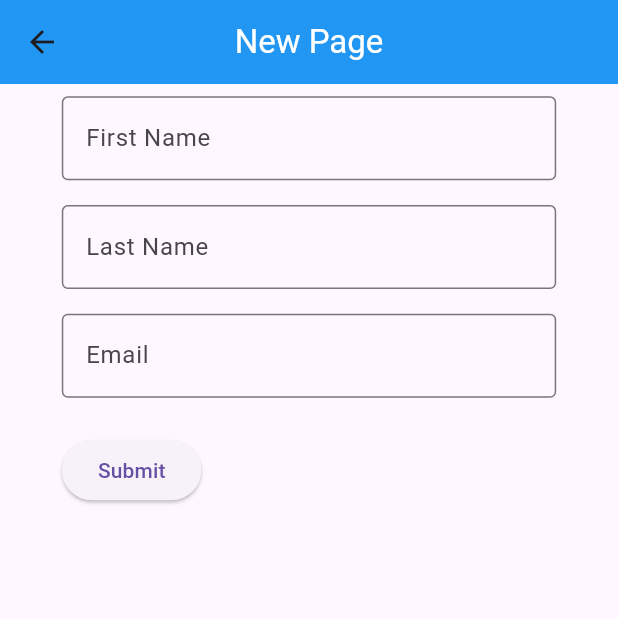
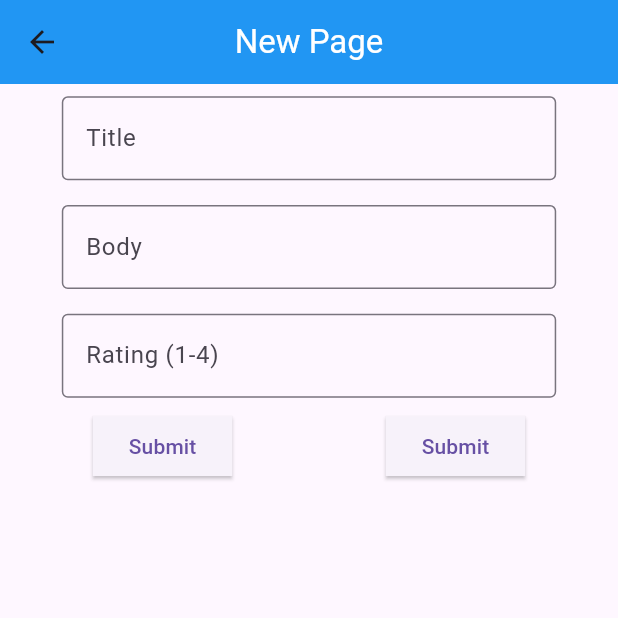
Before and after one commit to Daltonshults/CS492_project_4, a Flutter app: the screen it shows after launch, after a tap on the "add" icon, on a phone screen of 412 x 824 dp, the top half of it. Run offline on Flutter 3.47's test engine with Material 3 defaults, Android fonts, the phone set to English and light mode, and no system bars; our stand-ins replace shared_preferences, sqflite; accounts and stored records are empty.

Commit message:
Working darkmode with form page.

```diff
--- a/lib/main.dart
+++ b/lib/main.dart
@@ -148,6 +148,7 @@ class _MyHomePage extends State<MyHomePage> {
                 CupertinoPageRoute(builder: (context) => NewPage(_isSwitched)),
               );
               // Add your onPressed code here!
+              setState(() {});
             },
             child: Icon(Icons.add),
             backgroundColor: Colors.blue,
--- a/lib/views/FormPage.dart
+++ b/lib/views/FormPage.dart
@@ -1,5 +1,6 @@
 import 'package:flutter/material.dart';
 import 'package:sqflite/sqflite.dart';
+import 'package:flutter/services.dart';
 
 // class NewPage extends StatelessWidget {
 //   final _formKey = GlobalKey<FormState>();
@@ -37,7 +38,12 @@ class NewPage extends StatefulWidget {
 class _NewPageState extends State<NewPage> {
   @override
   Widget build(BuildContext context) {
-    return Scaffold(
+    return Theme(
+      data: ThemeData(
+        brightness: widget._theme! ? Brightness.dark : Brightness.light,
+        primaryColor: widget._theme! ? Colors.lightBlue[800] : Colors.blue,
+      ),
+      child: Scaffold(
         appBar: AppBar(
           centerTitle: true,
           backgroundColor: Colors.blue,
@@ -48,6 +54,7 @@ class _NewPageState extends State<NewPage> {
         ),
         body: Center(
           child: MyJournalForm(),
+        ),
       ),
     );
   }
@@ -68,6 +75,7 @@ class _MyJournalFormState extends State<MyJournalForm> {
     double width = MediaQuery.of(context).size.width;
     double height = MediaQuery.of(context).size.height;
     double hPadding = height * 0.01;
+    double wPadding = width * 0.05;
 
     // Build a Form widget using the _formKey created above.
     return SizedBox(
@@ -83,8 +91,7 @@ class _MyJournalFormState extends State<MyJournalForm> {
               child: TextFormField(
                 decoration: InputDecoration(
                   border: OutlineInputBorder(),
-                  hintText: 'Enter your first name',
-                  labelText: 'First Name',
+                  labelText: 'Title',
                 ),
                 validator: (value) {
                   if (value == null || value.isEmpty) {
@@ -99,8 +106,7 @@ class _MyJournalFormState extends State<MyJournalForm> {
               child: TextFormField(
                 decoration: InputDecoration(
                   border: OutlineInputBorder(),
-                  hintText: 'Enter your last name',
-                  labelText: 'Last Name',
+                  labelText: 'Body',
                 ),
                 validator: (value) {
                   if (value == null || value.isEmpty) {
@@ -115,21 +121,41 @@ class _MyJournalFormState extends State<MyJournalForm> {
               child: TextFormField(
                 decoration: InputDecoration(
                   border: OutlineInputBorder(),
-                  hintText: 'Enter your email',
-                  labelText: 'Email',
+                  labelText: 'Rating (1-4)',
                 ),
+                keyboardType: TextInputType.number,
+                inputFormatters: [
+                  FilteringTextInputFormatter.digitsOnly,
+                  TextInputFormatter.withFunction((oldValue, newValue) {
+                    if (newValue.text.isEmpty) {
+                      return newValue;
+                    }
+                    final int potentialNewValue = int.parse(newValue.text);
+                    if (potentialNewValue >= 1 && potentialNewValue <= 5) {
+                      return newValue;
+                    } else {
+                      return oldValue;
+                    }
+                  }),
+                ],
                 validator: (value) {
                   if (value == null || value.isEmpty) {
-                    return 'Please enter your email';
-                  } else if (!value.contains('@')) {
-                    return 'Please enter a valid email address';
+                    return 'Please enter a number';
+                  } else {
+                    final int potentialValue = int.parse(value);
+                    if (potentialValue < 1 || potentialValue > 4) {
+                      return 'Please enter a number between 1 and 5';
+                    }
                   }
                   return null;
                 },
               ),
             ),
+            Row(
+              mainAxisAlignment: MainAxisAlignment.spaceBetween,
+              children: [
                 Padding(
-              padding: const EdgeInsets.symmetric(vertical: 16.0),
+                  padding: EdgeInsets.only(left: wPadding, right: wPadding),
                   child: ElevatedButton(
                     onPressed: () {
                       // Validate returns true if the form is valid, or false otherwise.
@@ -141,7 +167,30 @@ class _MyJournalFormState extends State<MyJournalForm> {
                       }
                     },
                     child: Text('Submit'),
+                    style: ElevatedButton.styleFrom(
+                        shape: RoundedRectangleBorder()),
                   ),
+                ),
+                Padding(
+                  padding: EdgeInsets.only(left: wPadding, right: wPadding),
+                  child: Align(
+                    child: ElevatedButton(
+                      onPressed: () {
+                        // Validate returns true if the form is valid, or false otherwise.
+                        if (_formKey.currentState?.validate() == true) {
+                          // If the form is valid, display a Snackbar.
+                          ScaffoldMessenger.of(context).showSnackBar(
+                            SnackBar(content: Text('Processing Data')),
+                          );
+                        }
+                      },
+                      child: Text('Submit'),
+                      style: ElevatedButton.styleFrom(
+                          shape: RoundedRectangleBorder()),
+                    ),
+                  ),
+                ),
+              ],
             ),
           ],
         ),
```
Lines whose indentation alone changed are shown as unchanged.
